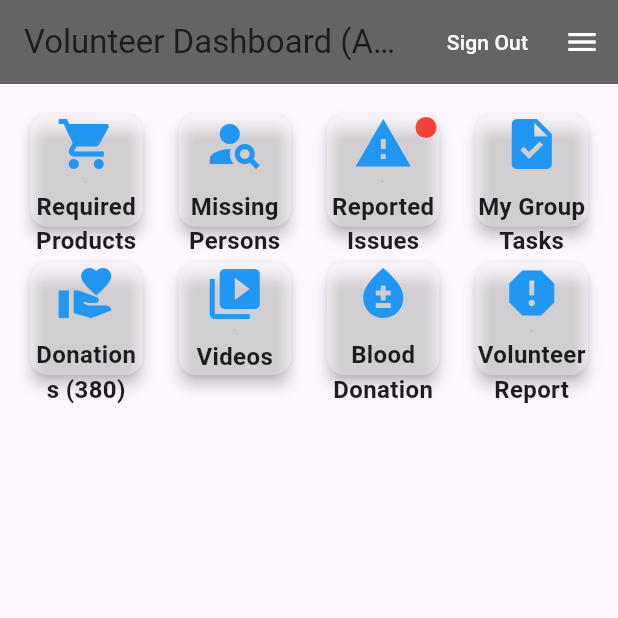
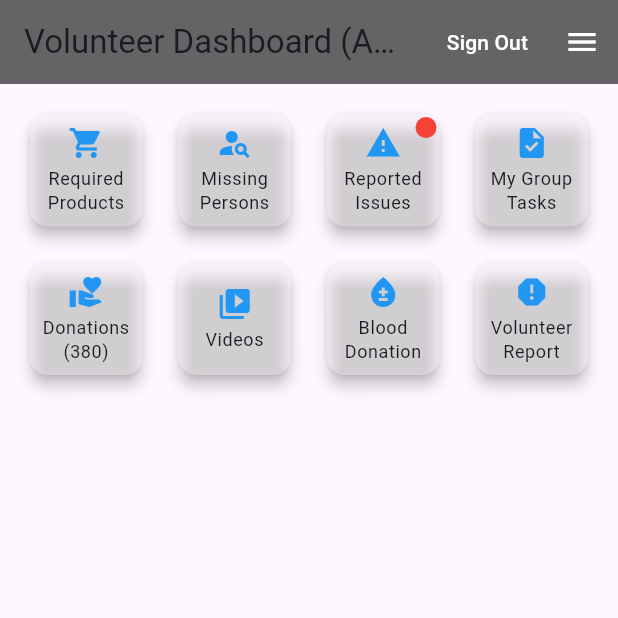
Before and after one commit to sreeragvs123/Re-Life, a Flutter app: the VolunteerHome screen opened directly with sample values from the repository, on a phone screen of 412 x 824 dp, the top half of it. Run offline on Flutter 3.47's test engine with Material 3 defaults, Android fonts, the phone set to English and light mode, and no system bars; our stand-ins replace file_picker, flutter_map, google_fonts, hive, hive_flutter, image_picker and 2 more; missing offline and left inert: universal_html, video_thumbnail; accounts and stored records are empty.

Commit message:
version UI error solved but smaller icons 4 in a row issue

```diff
--- a/lib/widgets/function_card.dart
+++ b/lib/widgets/function_card.dart
@@ -25,22 +25,31 @@ class FunctionCard extends StatelessWidget {
           Card(
             color: color ?? Colors.white,
             elevation: 4,
-            shape: RoundedRectangleBorder(borderRadius: BorderRadius.circular(12)),
+            shape: RoundedRectangleBorder(
+              borderRadius: BorderRadius.circular(12),
+            ),
             child: Center(
+              child: SizedBox(
+                width: 68,
+                height: 68,
                 child: Column(
+                  mainAxisAlignment: MainAxisAlignment.center,
                   mainAxisSize: MainAxisSize.min,
                   children: [
-                  Icon(icon, size: 40, color: Colors.blue),
-                  const SizedBox(height: 10),
-                  Text(
+                    Icon(icon, size: 24, color: Colors.blue),
+                    const SizedBox(height: 4),
+                    Flexible(
+                      child: Text(
                         title,
-                    style: const TextStyle(
-                      fontSize: 16,
-                      fontWeight: FontWeight.bold,
+                        textAlign: TextAlign.center,
+                        maxLines: 2,
+                        overflow: TextOverflow.ellipsis,
+                        style: Theme.of(context).textTheme.bodySmall,
+                        // bodySmall replaces the old caption style
                       ),
-                    textAlign: TextAlign.center,
                     ),
                   ],
+                ),
               ),
             ),
           ),
```
Lines whose indentation alone changed are shown as unchanged.
